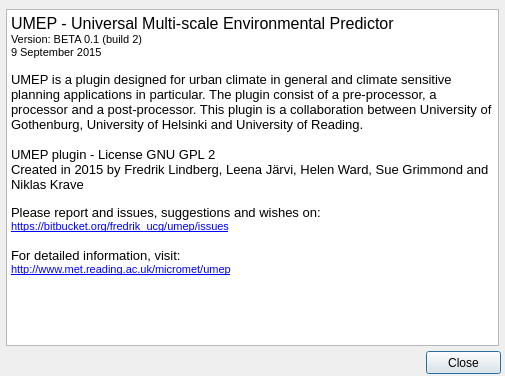
This is UMEP_about.ui in UMEP-dev/UMEP as Qt 5 draws it before an edit. The edited form follows.
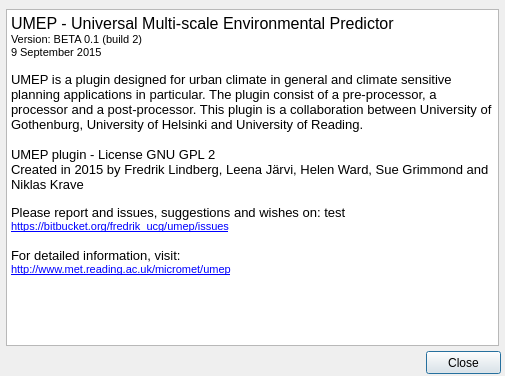
This is the edited form.

The edit to the form file:
```diff
--- a/UMEP_about.ui
+++ b/UMEP_about.ui
@@ -55,7 +55,7 @@
 &lt;p style=&quot; margin-top:0px; margin-bottom:0px; margin-left:0px; margin-right:0px; -qt-block-indent:0; text-indent:0px;&quot;&gt;&lt;span style=&quot; font-size:10pt;&quot;&gt;UMEP plugin - License GNU GPL 2&lt;/span&gt;&lt;/p&gt;
 &lt;p style=&quot; margin-top:0px; margin-bottom:0px; margin-left:0px; margin-right:0px; -qt-block-indent:0; text-indent:0px;&quot;&gt;&lt;span style=&quot; font-size:10pt;&quot;&gt;Created in 2015 by Fredrik Lindberg, Leena Järvi, Helen Ward, Sue Grimmond and Niklas Krave&lt;/span&gt;&lt;/p&gt;
 &lt;p style=&quot;-qt-paragraph-type:empty; margin-top:0px; margin-bottom:0px; margin-left:0px; margin-right:0px; -qt-block-indent:0; text-indent:0px; font-size:8pt;&quot;&gt;&lt;br /&gt;&lt;/p&gt;
-&lt;p style=&quot; margin-top:0px; margin-bottom:0px; margin-left:0px; margin-right:0px; -qt-block-indent:0; text-indent:0px;&quot;&gt;&lt;span style=&quot; font-size:10pt;&quot;&gt;Please report and issues, suggestions and wishes on:&lt;/span&gt;&lt;/p&gt;
+&lt;p style=&quot; margin-top:0px; margin-bottom:0px; margin-left:0px; margin-right:0px; -qt-block-indent:0; text-indent:0px;&quot;&gt;&lt;span style=&quot; font-size:10pt;&quot;&gt;Please report and issues, suggestions and wishes on: test&lt;/span&gt;&lt;/p&gt;
 &lt;p style=&quot; margin-top:0px; margin-bottom:0px; margin-left:0px; margin-right:0px; -qt-block-indent:0; text-indent:0px;&quot;&gt;&lt;a href=&quot;https://bitbucket.org/fredrik_ucg/umep/issues&quot;&gt;&lt;span style=&quot; font-size:8pt; text-decoration: underline; color:#0000ff;&quot;&gt;https://bitbucket.org/fredrik_ucg/umep/issues&lt;/span&gt;&lt;/a&gt;&lt;/p&gt;
 &lt;p style=&quot;-qt-paragraph-type:empty; margin-top:0px; margin-bottom:0px; margin-left:0px; margin-right:0px; -qt-block-indent:0; text-indent:0px; font-size:10pt;&quot;&gt;&lt;br /&gt;&lt;/p&gt;
 &lt;p style=&quot; margin-top:0px; margin-bottom:0px; margin-left:0px; margin-right:0px; -qt-block-indent:0; text-indent:0px;&quot;&gt;&lt;span style=&quot; font-size:10pt;&quot;&gt;For detailed information, visit:&lt;/span&gt;&lt;/p&gt;
```
